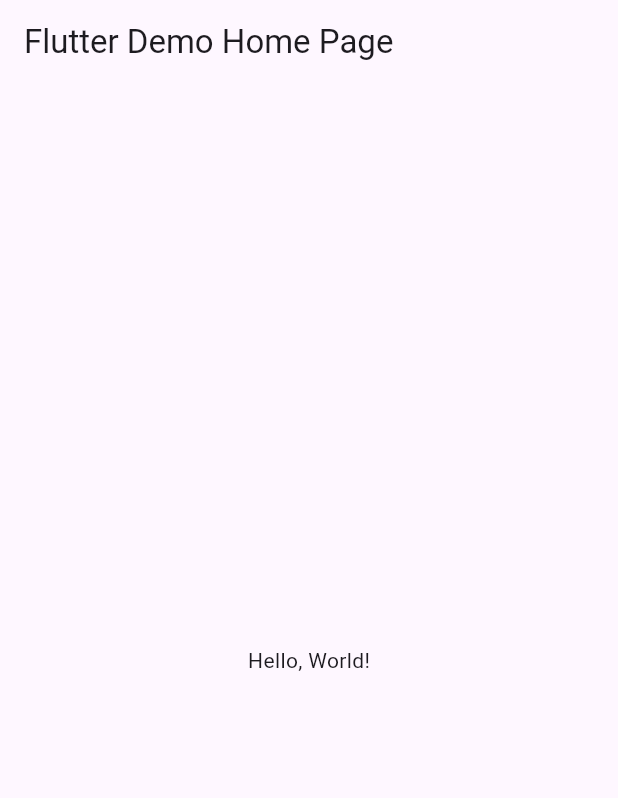
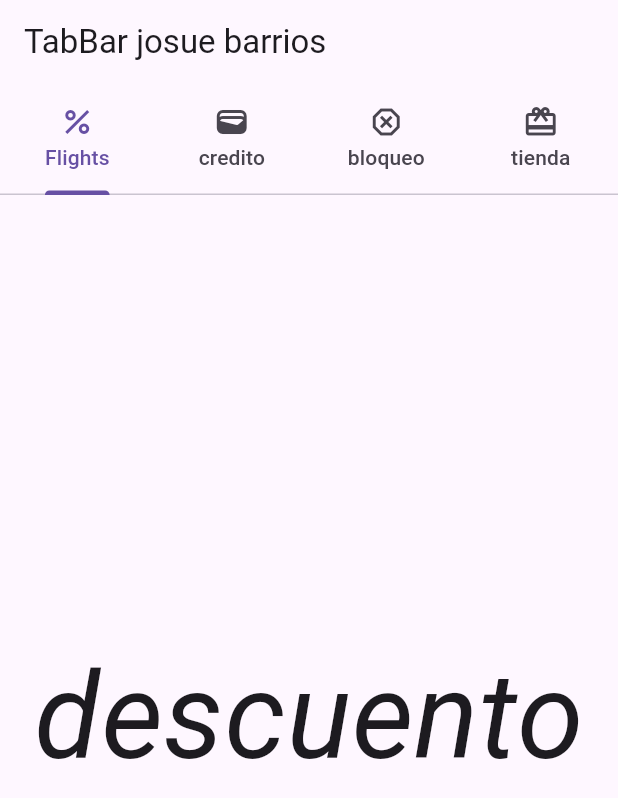
Before and after one commit to BarriosRosalesJosue465/p11_Tabbar_6J, a Flutter app: the screen it shows after launch, on a phone screen of 412 x 824 dp. Shown: the top 798 px of the screen. Run offline on Flutter 3.47's test engine with Material 3 defaults, Android fonts, the phone set to English and light mode, and no system bars.

```diff
--- a/lib/main.dart
+++ b/lib/main.dart
@@ -1,41 +1,76 @@
 import 'package:flutter/material.dart';
 
-void main() => runApp(MyApp());
+void main() => runApp(AppTabBar());
 
-class MyApp extends StatelessWidget {
-  const MyApp({super.key});
-  // This widget is the root of your application.
+class AppTabBar extends StatelessWidget {
+  const AppTabBar({Key? key}) : super(key: key);
+
   @override
   Widget build(BuildContext context) {
     return MaterialApp(
-      // Application name
-      title: 'Flutter Hello World',
-      // Application theme data, you can set the colors for the application as
-      // you want
+      title: "Ejemplpo TabBar",
       theme: ThemeData(
-        // useMaterial3: true,
-        primarySwatch: Colors.blue,
+        primarySwatch: Colors.teal,
       ),
-      // A widget which will be started on application startup
-      home: MyHomePage(title: 'Flutter Demo Home Page'),
+      home: MiPaguinaInicial(),
     );
   }
 }
 
-class MyHomePage extends StatelessWidget {
-  final String title;
-  const MyHomePage({super.key, required this.title});
+class MiPaguinaInicial extends StatefulWidget {
+  const MiPaguinaInicial({Key? key}) : super(key: key);
 
   @override
+  State<MiPaguinaInicial> createState() => _MiPaguinaInicialState();
+}
+
+class _MiPaguinaInicialState extends State<MiPaguinaInicial> {
+  @override
   Widget build(BuildContext context) {
-    return Scaffold(
-      appBar: AppBar(
-        // The title text which will be shown on the action bar
-        title: Text(title),
-      ),
-      body: Center(
-        child: Text(
-          'Hello, World!',
+    return DefaultTabController(
+      length: 4,
+      child: Scaffold(
+        appBar: AppBar(
+          title: Text("TabBar josue barrios"),
+          bottom: TabBar(
+            tabs: [
+              Tab(
+                text: "Flights",
+                icon: Icon(Icons.percent),
+              ), //texto icono
+              Tab(text: "credito", icon: Icon(Icons.wallet)),
+              Tab(text: "bloqueo", icon: Icon(Icons.dangerous_outlined)),
+              Tab(text: "tienda", icon: Icon(Icons.wallet_giftcard)),
+            ],
+          ),
+        ),
+        body: TabBarView(
+          children: const <Widget>[
+            Center(
+              child: Text(
+                "descuento",
+                style: TextStyle(fontStyle: FontStyle.italic, fontSize: 80),
+              ),
+            ),
+            Center(
+              child: Text(
+                "credito",
+                style: TextStyle(fontStyle: FontStyle.italic, fontSize: 80),
+              ),
+            ),
+            Center(
+              child: Text(
+                "bloqueo",
+                style: TextStyle(fontStyle: FontStyle.italic, fontSize: 80),
+              ),
+            ),
+            Center(
+              child: Text(
+                "tienda",
+                style: TextStyle(fontStyle: FontStyle.italic, fontSize: 80),
+              ),
+            )
+          ],
         ),
       ),
     );
```
